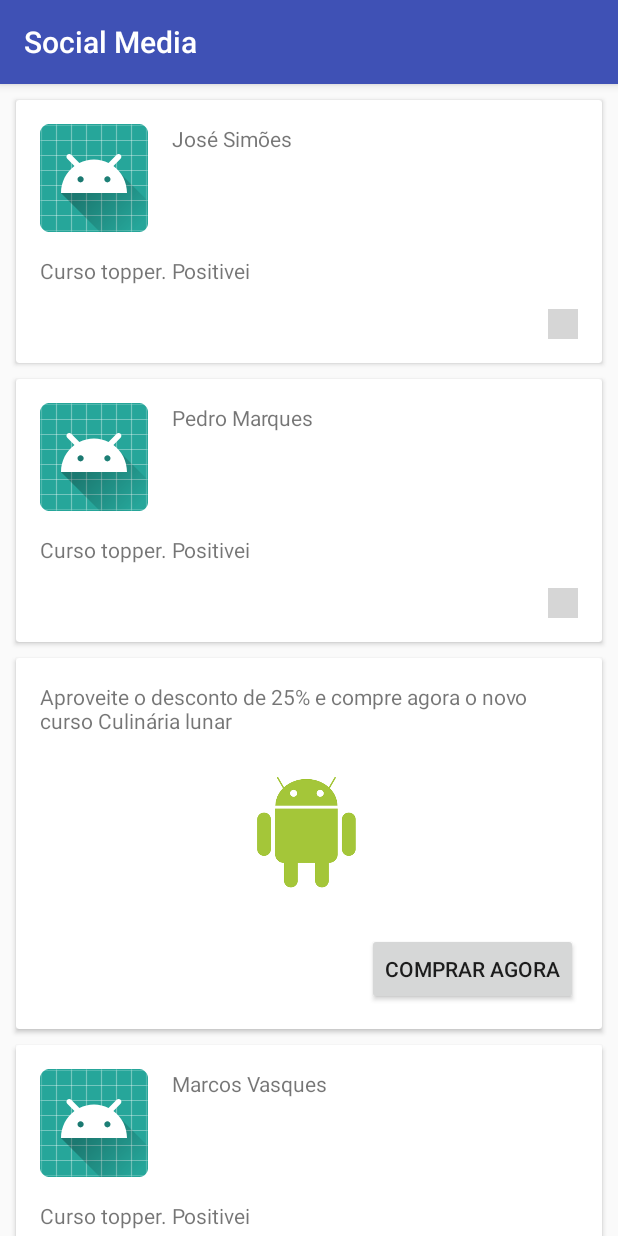
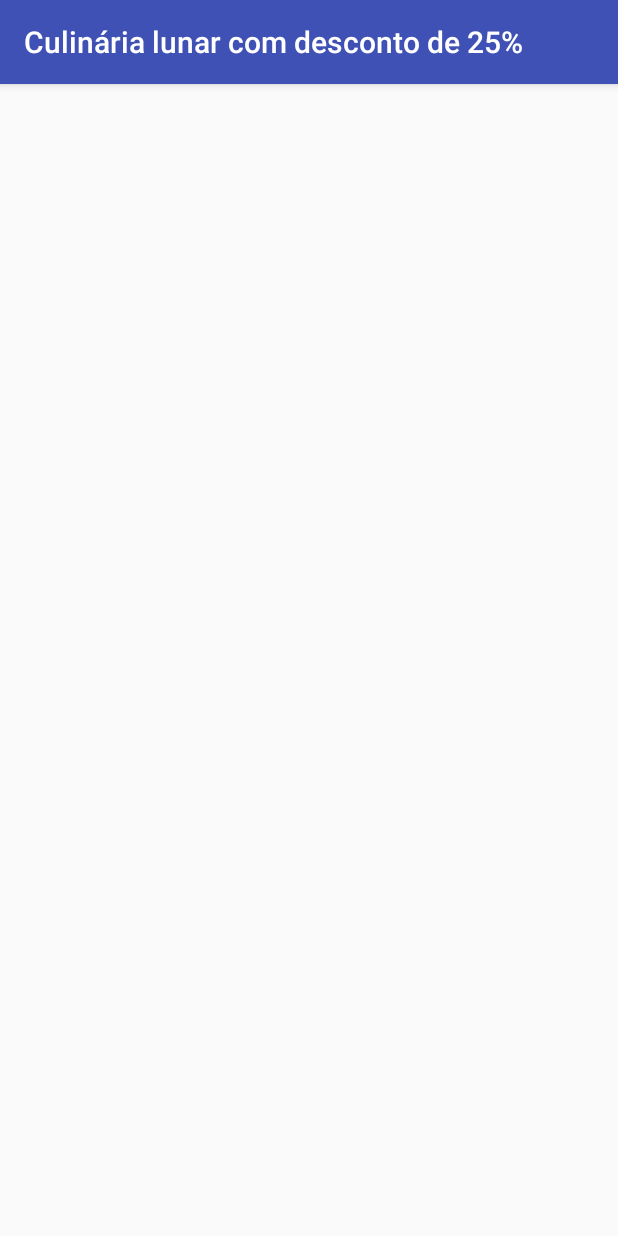
Before and after one commit to andersonbadari/UdemyAndroidAdvancedTechniques, an Android app: the screen it shows after launch (FeedActivity before the commit, CheckoutActivity after it), after a tap on "COMPRAR AGORA", on a phone screen of 412 x 824 dp. Run offline under Robolectric (Android 15) with nearby library versions, the phone set to English and light mode, and no system bars; grey boxes are pictures that could not be loaded.

Commit message:
Indo para outra tela

```diff
--- a/app/src/main/AndroidManifest.xml
+++ b/app/src/main/AndroidManifest.xml
@@ -9,13 +9,15 @@
         android:roundIcon="@mipmap/ic_launcher_round"
         android:supportsRtl="true"
         android:theme="@style/AppTheme">
+
         <activity android:name=".feed.FeedActivity">
             <intent-filter>
                 <action android:name="android.intent.action.MAIN" />
-
                 <category android:name="android.intent.category.LAUNCHER" />
             </intent-filter>
         </activity>
+
+        <activity android:name=".checkout.CheckoutActivity"/>
     </application>
 
 </manifest>
--- /dev/null
+++ b/app/src/main/java/com/andersonbadari/udemyandroidadvancedtechniques/checkout/CheckoutActivity.kt
@@ -0,0 +1,15 @@
+package com.andersonbadari.udemyandroidadvancedtechniques.checkout
+
+import android.os.Bundle
+import android.support.v7.app.AppCompatActivity
+
+class CheckoutActivity : AppCompatActivity() {
+
+    override fun onCreate(savedInstanceState: Bundle?) {
+        super.onCreate(savedInstanceState)
+
+        val discount = intent?.getStringExtra("DISC")
+        val courseName = intent?.getStringExtra("NAME")
+        supportActionBar?.title = "$courseName com desconto de $discount"
+    }
+}
--- a/app/src/main/java/com/andersonbadari/udemyandroidadvancedtechniques/feed/FeedActivity.kt
+++ b/app/src/main/java/com/andersonbadari/udemyandroidadvancedtechniques/feed/FeedActivity.kt
@@ -1,11 +1,13 @@
 package com.andersonbadari.udemyandroidadvancedtechniques.feed
 
+import android.content.Intent
 import android.os.Bundle
 import android.support.v7.app.AppCompatActivity
 import android.support.v7.widget.LinearLayoutManager
 import android.support.v7.widget.RecyclerView
 import android.widget.Toast
 import com.andersonbadari.udemyandroidadvancedtechniques.R
+import com.andersonbadari.udemyandroidadvancedtechniques.checkout.CheckoutActivity
 import com.andersonbadari.udemyandroidadvancedtechniques.feed.model.BaseModel
 import com.andersonbadari.udemyandroidadvancedtechniques.feed.model.CommentModel
 import com.andersonbadari.udemyandroidadvancedtechniques.feed.model.OfferModel
@@ -80,7 +82,11 @@ class FeedActivity : AppCompatActivity() {
     fun provideOfferClickListener(): OfferClickListener {
         val clickListener = object : OfferClickListener {
             override fun onClick(discount: String, courseName: String) {
-                Toast.makeText(this@FeedActivity, "Comprando o curso $courseName com uma taxa de desconto de $discount em 3,2,1...", Toast.LENGTH_SHORT).show()
+                Intent(this@FeedActivity, CheckoutActivity::class.java).apply {
+                    putExtra("NAME", courseName)
+                    putExtra("DISC", discount)
+                    startActivity(this)
+                }
             }
         }
 
```
